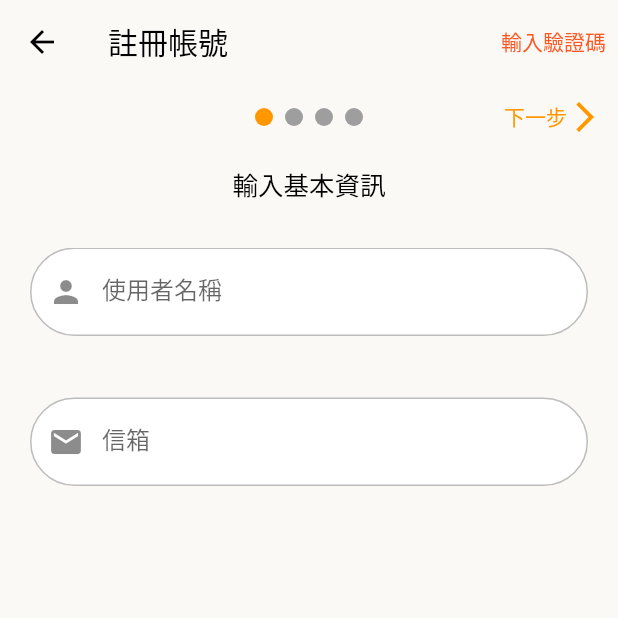
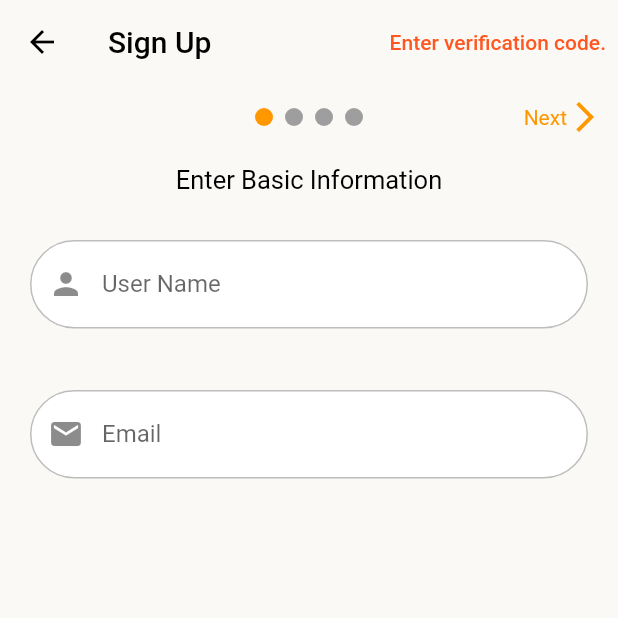
Before and after one commit to ZouXa-88/vc_user, a Flutter app: the CreateAccountPage screen opened directly, on a phone screen of 412 x 824 dp, the top half of it. Run offline on Flutter 3.47's test engine with Material 2 defaults, Android fonts, the phone set to English and light mode, and no system bars; drawn by our look-alikes of expandable_page_view, page_view_dot_indicator; our stand-ins replace flutter_snake_navigationbar, jwt_decoder, lottie, page_transition, permission_handler, qr_flutter; missing offline and left inert: dart_ping, oauth2, qr_code_scanner; project files that could hold a hidden picture were left out.

Commit message:
translate UI texts into English

```diff
--- a/lib/modules/app_theme.dart
+++ b/lib/modules/app_theme.dart
@@ -112,7 +112,6 @@ class AppTheme {
           ),
           textStyle: MaterialStateProperty.all(
             const TextStyle(
-              letterSpacing: 4,
               fontWeight: FontWeight.bold,
             )
           ),
--- a/lib/modules/dialog_presenter.dart
+++ b/lib/modules/dialog_presenter.dart
@@ -61,7 +61,7 @@ class DialogPresenter {
             content: Text(description),
             actions: [
               TextButton(
-                child: const Text("取消", style: TextStyle(color: Colors.black45)),
+                child: const Text("Cancel", style: TextStyle(color: Colors.black45)),
                 onPressed: () => Navigator.of(context).pop(false),
               ),
               TextButton(
--- a/lib/pages/apply_key_page.dart
+++ b/lib/pages/apply_key_page.dart
@@ -33,17 +33,17 @@ class _ApplyKeyPage extends State<ApplyKeyPage> {
 
 
   Future<void> _apply() async {
-    DialogPresenter.showProcessingDialog(context, "傳送中...");
+    DialogPresenter.showProcessingDialog(context, "Sending...");
 
     ConnectResponse response = await connector.requestKey(doorName: _doorName);
 
     if(context.mounted){
       DialogPresenter.closeDialog(context);
       if(response.isOk()){
-        SnackBarPresenter.showSnackBar(context, "傳送成功");
+        SnackBarPresenter.showSnackBar(context, "Success");
       }
       else{
-        DialogPresenter.showInformDialog(context, "傳送失敗", description: response.getErrorMessage());
+        DialogPresenter.showInformDialog(context, "Failed", description: response.getErrorMessage());
       }
     }
   }
@@ -70,7 +70,7 @@ class _ApplyKeyPage extends State<ApplyKeyPage> {
   Widget build(BuildContext context) {
     return Scaffold(
       appBar: AppBar(
-        title: const Text("申請鑰匙"),
+        title: const Text("Apply for a Key"),
       ),
       backgroundColor: AppTheme.background,
       body: Stack(
@@ -108,7 +108,7 @@ class _ApplyKeyPage extends State<ApplyKeyPage> {
                         },
                         icon: const Icon(Icons.qr_code_scanner),
                         label: const Text(
-                          "掃門鎖QR Code",
+                          "Scan QR Code",
                           style: TextStyle(
                             fontSize: 16,
                             letterSpacing: 0.5,
@@ -134,7 +134,7 @@ class _ApplyKeyPage extends State<ApplyKeyPage> {
                       keyboardType: TextInputType.text,
                       controller: _doorNameController,
                       decoration: AppTheme.getEllipseInputDecoration(
-                        labelText: "門鎖名稱",
+                        labelText: "Door name",
                         prefixIcon: const Icon(Icons.door_back_door),
                       ),
                       onChanged: (text) {
@@ -143,7 +143,7 @@ class _ApplyKeyPage extends State<ApplyKeyPage> {
                         });
                       },
                       validator: (text) {
-                        return (text == null || text.isEmpty) ? "請輸入門鎖名稱" : null;
+                        return (text == null || text.isEmpty) ? "Door name" : null;
                       },
                     ),
                   ),
@@ -153,7 +153,7 @@ class _ApplyKeyPage extends State<ApplyKeyPage> {
                       initialValue: "",
                       keyboardType: TextInputType.multiline,
                       decoration: AppTheme.getEllipseInputDecoration(
-                        labelText: "申請原因",
+                        labelText: "Reason for application",
                         prefixIcon: const Icon(Icons.description),
                       ),
                       onChanged: (text) {
@@ -162,7 +162,7 @@ class _ApplyKeyPage extends State<ApplyKeyPage> {
                         });
                       },
                       validator: (text) {
-                        return (text == null || text.isEmpty) ? "請輸入申請原因" : null;
+                        return (text == null || text.isEmpty) ? "Reason for application" : null;
                       },
                     ),
                   ),
@@ -170,7 +170,7 @@ class _ApplyKeyPage extends State<ApplyKeyPage> {
                     style: ElevatedButton.styleFrom(
                       fixedSize: const Size(100, 40),
                     ),
-                    child: const Text("傳送"),
+                    child: const Text("Submit"),
                     onPressed: () {
                       if(_formKey.currentState!.validate()){
                         _apply();
--- a/lib/pages/create_account_page.dart
+++ b/lib/pages/create_account_page.dart
@@ -34,36 +34,36 @@ class _CreateAccountPage extends State<CreateAccountPage> {
   int _currentScreen = 0;
   final PageController _pageController = PageController(initialPage: 0);
   final _screenTitles = <String> [
-    "輸入基本資訊",
-    "設定密碼",
-    "傳送申請",
-    "驗證信箱",
-    "成功 !",
+    "Enter Basic Information",
+    "Set Password",
+    "Submit Your Application",
+    "Verify Email",
+    "Success !",
   ];
 
 
   Future<void> _create() async {
-    DialogPresenter.showProcessingDialog(context, "傳送中");
+    DialogPresenter.showProcessingDialog(context, "Sending...");
 
     ConnectResponse response = await connector.createAccount(userName: _userName, email: _email, password: _password);
 
     if(context.mounted) {
       DialogPresenter.closeDialog(context);
       if(response.isOk()){
-        DialogPresenter.showInformDialog(context, "傳送成功");
+        DialogPresenter.showInformDialog(context, "Success");
         setState(() {
           _currentScreen = 3;
         });
         _animateSwitchScreen();
       }
       else{
-        DialogPresenter.showInformDialog(context, "傳送失敗", description: response.getErrorMessage());
+        DialogPresenter.showInformDialog(context, "Failed", description: response.getErrorMessage());
       }
     }
   }
 
   Future<void> _validate() async {
-    DialogPresenter.showProcessingDialog(context, "傳送中");
+    DialogPresenter.showProcessingDialog(context, "Sending...");
 
     ConnectResponse response = await connector.validate(code: _code);
 
@@ -76,7 +76,7 @@ class _CreateAccountPage extends State<CreateAccountPage> {
         _animateSwitchScreen();
       }
       else{
-        DialogPresenter.showInformDialog(context, "失敗", description: response.getErrorMessage());
+        DialogPresenter.showInformDialog(context, "Failed", description: response.getErrorMessage());
       }
     }
   }
@@ -114,7 +114,7 @@ class _CreateAccountPage extends State<CreateAccountPage> {
                       if([1, 2, 3].contains(_currentScreen)) ...[
                         const Icon(Icons.arrow_back_ios, color: Colors.orange),
                         Text(
-                          _currentScreen == 3 ? "返回" : "上一步",
+                          _currentScreen == 3 ? "Back" : "Previous",
                           style: const TextStyle(
                             color: Colors.orange,
                             fontSize: 14,
@@ -161,7 +161,7 @@ class _CreateAccountPage extends State<CreateAccountPage> {
                     children: [
                       if(_currentScreen == 0 || _currentScreen == 1) ...[
                         const Text(
-                          "下一步",
+                          "Next",
                           style: TextStyle(
                             color: Colors.orange,
                             fontSize: 14,
@@ -203,7 +203,7 @@ class _CreateAccountPage extends State<CreateAccountPage> {
               initialValue: _userName,
               keyboardType: TextInputType.text,
               decoration: AppTheme.getEllipseInputDecoration(
-                labelText: "使用者名稱",
+                labelText: "User Name",
                 prefixIcon: const Icon(Icons.person),
               ),
               onChanged: (text) {
@@ -212,7 +212,7 @@ class _CreateAccountPage extends State<CreateAccountPage> {
                 });
               },
               validator: (text) {
-                return (text == null || text.isEmpty) ? "請輸入使用者名稱" : null;
+                return (text == null || text.isEmpty) ? "User Name" : null;
               },
             ),
           ),
@@ -222,7 +222,7 @@ class _CreateAccountPage extends State<CreateAccountPage> {
               initialValue: _email,
               keyboardType: TextInputType.emailAddress,
               decoration: AppTheme.getEllipseInputDecoration(
-                labelText: "信箱",
+                labelText: "Email",
                 prefixIcon: const Icon(Icons.email),
               ),
               onChanged: (text) {
@@ -231,7 +231,7 @@ class _CreateAccountPage extends State<CreateAccountPage> {
                 });
               },
               validator: (text) {
-                return (text == null || text.isEmpty) ? "請輸入信箱" : null;
+                return (text == null || text.isEmpty) ? "Email" : null;
               },
             ),
           ),
@@ -254,7 +254,7 @@ class _CreateAccountPage extends State<CreateAccountPage> {
               keyboardType: TextInputType.visiblePassword,
               obscureText: !_passwordVisible,
               decoration: AppTheme.getEllipseInputDecoration(
-                labelText: "密碼",
+                labelText: "Password",
                 prefixIcon: const Icon(Icons.password),
                 suffixIcon: IconButton(
                   icon: _passwordVisible
@@ -273,7 +273,7 @@ class _CreateAccountPage extends State<CreateAccountPage> {
                 });
               },
               validator: (text) {
-                return (text == null || text.isEmpty) ? "請輸入密碼" : null;
+                return (text == null || text.isEmpty) ? "Password" : null;
               },
             ),
           ),
@@ -284,7 +284,7 @@ class _CreateAccountPage extends State<CreateAccountPage> {
               keyboardType: TextInputType.visiblePassword,
               obscureText: !_passwordVisible,
               decoration: AppTheme.getEllipseInputDecoration(
-                labelText: "確認密碼",
+                labelText: "Confirm Your Password",
                 prefixIcon: const Icon(Icons.password),
                 suffixIcon: IconButton(
                   icon: _passwordVisible
@@ -299,10 +299,10 @@ class _CreateAccountPage extends State<CreateAccountPage> {
               ),
               validator: (text) {
                 if(text == null || text.isEmpty) {
-                  return "請再次輸入密碼";
+                  return "Enter your password again";
                 }
                 if(text != _password){
-                  return "密碼不一致";
+                  return "Inconsistent";
                 }
                 return null;
               },
@@ -329,7 +329,7 @@ class _CreateAccountPage extends State<CreateAccountPage> {
           onPressed: () {
             _create();
           },
-          child: const Text("傳送"),
+          child: const Text("Submit"),
         ),
       ],
     );
@@ -353,7 +353,7 @@ class _CreateAccountPage extends State<CreateAccountPage> {
             child: TextFormField(
               decoration: AppTheme.getRoundedRectangleInputDecoration(
                 prefixIcon: const Icon(Icons.code),
-                labelText: "驗證碼",
+                labelText: "Verification Code",
               ),
               onChanged: (text) {
                 setState(() {
@@ -361,7 +361,7 @@ class _CreateAccountPage extends State<CreateAccountPage> {
                 });
               },
               validator: (text) {
-                return (text == null || text.isEmpty) ? "請輸入驗證碼" : null;
+                return (text == null || text.isEmpty) ? "Verification Code" : null;
               },
             ),
           ),
@@ -375,7 +375,7 @@ class _CreateAccountPage extends State<CreateAccountPage> {
                 _validate();
               }
             },
-            child: const Text("確定"),
+            child: const Text("OK"),
           ),
         ],
       ),
@@ -395,12 +395,12 @@ class _CreateAccountPage extends State<CreateAccountPage> {
   Widget build(BuildContext context) {
     return Scaffold(
       appBar: AppBar(
-        title: const Text("註冊帳號"),
+        title: const Text("Sign Up"),
         backgroundColor: AppTheme.veryLightOrange,
         actions: [
           TextButton(
             child: const Text(
-              "輸入驗證碼",
+              "Enter verification code.",
               style: TextStyle(
                 color: Colors.deepOrange,
               ),
--- a/lib/pages/display_keys_page.dart
+++ b/lib/pages/display_keys_page.dart
@@ -49,7 +49,7 @@ class _DisplayKeysPage extends State<DisplayKeysPage> {
   Widget build(BuildContext context) {
     return Scaffold(
       appBar: AppBar(
-        title: const Text("鑰匙清單"),
+        title: const Text("Key List"),
       ),
       backgroundColor: AppTheme.background,
       body: Padding(
@@ -86,7 +86,7 @@ class _DisplayKeysPage extends State<DisplayKeysPage> {
                   Container(
                     margin: const EdgeInsets.symmetric(vertical: 20),
                     child: const Text(
-                      "無鑰匙",
+                      "No key found.",
                       style: TextStyle(
                         fontSize: 15,
                         letterSpacing: 1,
--- a/lib/pages/login_page.dart
+++ b/lib/pages/login_page.dart
@@ -44,7 +44,7 @@ class _LoginPage extends State<LoginPage> {
         );
       }
       else{
-        DialogPresenter.showInformDialog(context, "無法登入", description: response.getErrorMessage());
+        DialogPresenter.showInformDialog(context, "Unable to Sign in.", description: response.getErrorMessage());
       }
     }
 
@@ -57,7 +57,7 @@ class _LoginPage extends State<LoginPage> {
   Widget build(BuildContext context) {
     return WillPopScope(
       onWillPop: () async {
-        return DialogPresenter.showConfirmDialog(context, "關閉程式?");
+        return DialogPresenter.showConfirmDialog(context, "Exit?");
       },
       child: Scaffold(
         resizeToAvoidBottomInset: false,
@@ -78,7 +78,7 @@ class _LoginPage extends State<LoginPage> {
                 crossAxisAlignment: CrossAxisAlignment.center,
                 children: [
                   Text(
-                    "登入帳號",
+                    "Sign in",
                     style: TextStyle(
                       fontSize: 25,
                       color: Theme.of(context).primaryColor,
@@ -101,14 +101,14 @@ class _LoginPage extends State<LoginPage> {
                             initialValue: "",
                             keyboardType: TextInputType.emailAddress,
                             decoration: AppTheme.getEllipseInputDecoration(
-                              labelText: "帳號",
+                              labelText: "Account",
                               prefixIcon: const Icon(Icons.email),
                             ),
                             onChanged: (text) {
                               _email = text;
                             },
                             validator: (text) {
-                              return (text == null || text.isEmpty) ? "請輸入帳號" : null;
+                              return (text == null || text.isEmpty) ? "Account" : null;
                             },
                           ),
                         ),
@@ -120,7 +120,7 @@ class _LoginPage extends State<LoginPage> {
                             keyboardType: TextInputType.visiblePassword,
                             obscureText: !_passwordVisible,
                             decoration: AppTheme.getEllipseInputDecoration(
-                              labelText: "密碼",
+                              labelText: "Password",
                               prefixIcon: const Icon(Icons.password),
                               suffixIcon: IconButton(
                                 icon: _passwordVisible
@@ -137,7 +137,7 @@ class _LoginPage extends State<LoginPage> {
                               _password = text;
                             },
                             validator: (text) {
-                              return (text == null || text.isEmpty) ? "請輸入密碼" : null;
+                              return (text == null || text.isEmpty) ? "Password" : null;
                             },
                           ),
                         ),
@@ -157,7 +157,7 @@ class _LoginPage extends State<LoginPage> {
                             ),
                             child: _isLogging
                                 ? const CircularProgressIndicator(color: Colors.white)
-                                : const Text("登入"),
+                                : const Text("Sign in"),
                           ),
                         ),
                       ],
@@ -176,7 +176,7 @@ class _LoginPage extends State<LoginPage> {
                           MaterialPageRoute(builder: (context) => const CreateAccountPage())
                       );
                     },
-                    child: const Text("註冊帳號"),
+                    child: const Text("Sign up"),
                   ),
                   TextButton(
                     child: const Text("server's IP"),
@@ -231,7 +231,7 @@ class _LoginPage extends State<LoginPage> {
                     },
                   ),
                   TextButton(
-                    child: const Text("使用預設帳號登入"),
+                    child: const Text("Enter as dev."),
                     onPressed: () {
                       accountHandler.setDefaultAccount();
                       Navigator.pushReplacement(
--- a/lib/pages/main_page.dart
+++ b/lib/pages/main_page.dart
@@ -39,7 +39,7 @@ class _MainPage extends State<MainPage> {
   Widget build(BuildContext context) {
     return WillPopScope(
       onWillPop: () async {
-        return DialogPresenter.showConfirmDialog(context, "關閉程式?");
+        return DialogPresenter.showConfirmDialog(context, "Exit?");
       },
       child: Scaffold(
         bottomNavigationBar: SnakeNavigationBar.color(
--- a/lib/pages/qr_code_scanner_page.dart
+++ b/lib/pages/qr_code_scanner_page.dart
@@ -69,7 +69,7 @@ class _QrCodeScannerPage extends State<QrCodeScannerPage> {
           Navigator.of(context).pop(doorName);
         }
         else{
-          DialogPresenter.showConfirmDialog(context, "您沒有這扇門的鑰匙", description: "想要申請這扇門的鑰匙嗎?")
+          DialogPresenter.showConfirmDialog(context, "You don't have the key to this door.", description: "Do you want to apply?")
             .then((confirm) {
               if(confirm){
                 Navigator.of(context).push(
@@ -101,7 +101,7 @@ class _QrCodeScannerPage extends State<QrCodeScannerPage> {
   Widget build(BuildContext context) {
     return Scaffold(
       appBar: AppBar(
-        title: const Text("掃QR Code"),
+        title: const Text("Scan QR Code"),
       ),
       body: QRView(
         key: qrKey,
--- a/lib/pages/setting_page.dart
+++ b/lib/pages/setting_page.dart
@@ -17,7 +17,7 @@ class _SettingPage extends State<SettingPage> {
   Widget build(BuildContext context) {
     return Scaffold(
       appBar: AppBar(
-        title: const Text("設定"),
+        title: const Text("Setting"),
       ),
       backgroundColor: AppTheme.background,
       body: Container(
@@ -39,7 +39,7 @@ class _SettingPage extends State<SettingPage> {
                 child: Column(
                   mainAxisSize: MainAxisSize.min,
                   children: [
-                    const Text("伺服器"),
+                    const Text("Server"),
                     Padding(
                       padding: const EdgeInsets.only(top: 20),
                       child: TextFormField(
--- a/lib/screens/account_screen.dart
+++ b/lib/screens/account_screen.dart
@@ -20,14 +20,14 @@ class AccountScreen extends StatefulWidget {
 class _AccountScreen extends State<AccountScreen> {
 
   Future<void> _deleteAccount() async {
-    DialogPresenter.showProcessingDialog(context, "傳送中");
+    DialogPresenter.showProcessingDialog(context, "Sending...");
 
     ConnectResponse response = await connector.deleteUser();
 
     if(context.mounted){
       DialogPresenter.closeDialog(context);
       if(response.isOk()){
-        SnackBarPresenter.showSnackBar(context, "成功刪除帳號");
+        SnackBarPresenter.showSnackBar(context, "Delete the account successfully.");
 
         accountHandler.resetAccount();
         Navigator.pushReplacement(
@@ -38,7 +38,7 @@ class _AccountScreen extends State<AccountScreen> {
         );
       }
       else{
-        DialogPresenter.showInformDialog(context, "傳送失敗", description: response.getErrorMessage());
+        DialogPresenter.showInformDialog(context, "Failed", description: response.getErrorMessage());
       }
     }
   }
@@ -93,7 +93,7 @@ class _AccountScreen extends State<AccountScreen> {
       backgroundColor: AppTheme.background,
       appBar: AppBar(
         title: const Text(
-          "帳號",
+          "Account",
           style: TextStyle(
             letterSpacing: 3,
           ),
@@ -117,7 +117,7 @@ class _AccountScreen extends State<AccountScreen> {
                   physics: const BouncingScrollPhysics(),
                   children: [
                     _optionButton(
-                      label: "設定",
+                      label: "Setting",
                       iconData: Icons.settings,
                       backgroundColor: Colors.grey,
                       onPressed: () => Navigator.push(
@@ -126,7 +126,7 @@ class _AccountScreen extends State<AccountScreen> {
                       ),
                     ),
                     _optionButton(
-                      label: "登出",
+                      label: "Sign out",
                       iconData: Icons.logout,
                       backgroundColor: Colors.blueAccent,
                       onPressed: () {
@@ -140,14 +140,14 @@ class _AccountScreen extends State<AccountScreen> {
                       }
                     ),
                     _optionButton(
-                      label: "刪除帳號",
+                      label: "Delete account",
                       iconData: Icons.delete,
                       backgroundColor: Colors.redAccent,
                       onPressed: () {
                         DialogPresenter.showConfirmDialog(
                           context,
-                          "刪除帳號",
-                          description: "確定要刪除此帳號?",
+                          "Delete Account",
+                          description: "Are you sure?",
                         ).then((confirm) {
                           if(confirm){
                             _deleteAccount();
--- a/lib/screens/status_screen.dart
+++ b/lib/screens/status_screen.dart
@@ -67,7 +67,7 @@ class _StatusScreen extends State<StatusScreen> {
       height: 100,
       child: InkWell(
         onTap: description == null ? null : () {
-          DialogPresenter.showInformDialog(context, "失敗訊息", description: description);
+          DialogPresenter.showInformDialog(context, "message", description: description);
         },
         child: Card(
           color: color.withOpacity(0.1),
@@ -133,7 +133,7 @@ class _StatusScreen extends State<StatusScreen> {
       backgroundColor: AppTheme.background,
       appBar: AppBar(
         title: const Text(
-          "伺服器狀態",
+          "Status",
           style: TextStyle(
             letterSpacing: 3,
           ),
@@ -145,23 +145,23 @@ class _StatusScreen extends State<StatusScreen> {
           children: [
             _getStatusBar(
               lottiePath: "assets/lotties/satellite_antenna.json",
-              title: "連線狀態",
+              title: "Connection",
               color: _pingFailedMessage.isEmpty ? Colors.green : Colors.red,
-              status: _pingFailedMessage.isEmpty ? "連線成功" : "無法連線",
+              status: _pingFailedMessage.isEmpty ? "Success" : "Failed",
               description: _pingFailedMessage.isEmpty ? null : _pingFailedMessage,
             ),
             _getStatusBar(
               lottiePath: "assets/lotties/cloud_server.json",
-              title: "資料更新狀態",
+              title: "Update Data",
               color: _updateFailedMessage.isEmpty ? Colors.green : Colors.red,
-              status: _updateFailedMessage.isEmpty ? "更新成功" : "更新失敗",
+              status: _updateFailedMessage.isEmpty ? "Success" : "Failed",
               description: _updateFailedMessage.isEmpty ? null : _updateFailedMessage,
             ),
             _getStatusBar(
               lottiePath: "assets/lotties/fingerprint.json",
-              title: "認證時效",
+              title: "Authentication",
               color: _isAuthenticated ? Colors.green : Colors.red,
-              status: _isAuthenticated ? "尚未過期" : "無認證",
+              status: _isAuthenticated ? "Success" : "Invalid",
             ),
           ],
         ),
```
Also changed, not shown: lib/pages/delete_key_page.dart (+7 -7 lines), lib/pages/refresh_key_page.dart (renamed from lib/pages/key_exchange_page.dart, +11 -23 lines), lib/pages/report_page.dart (renamed from lib/pages/report_error_page.dart, +8 -8 lines), lib/pages/setup_page.dart (+4 -4 lines), lib/screens/home_screen.dart (+13 -13 lines), pubspec.lock, 1 other file.
